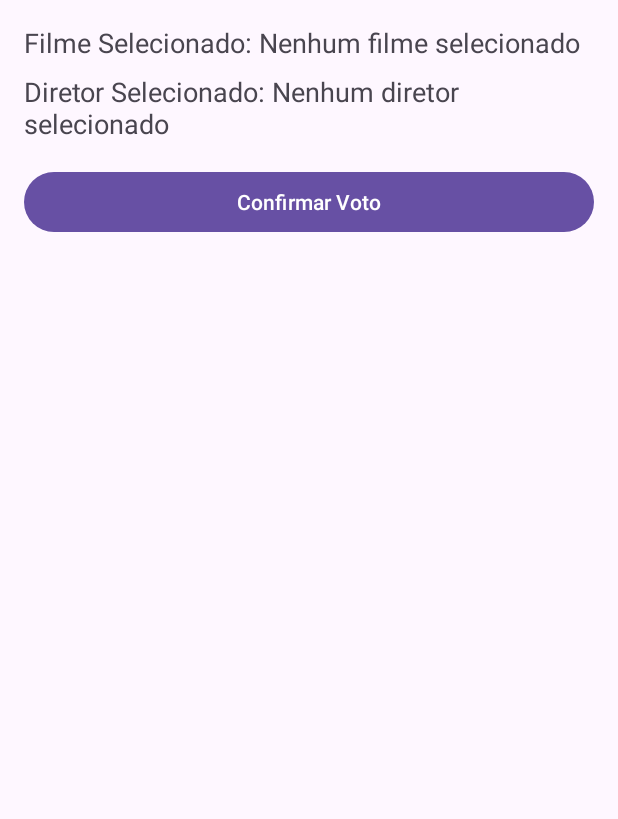
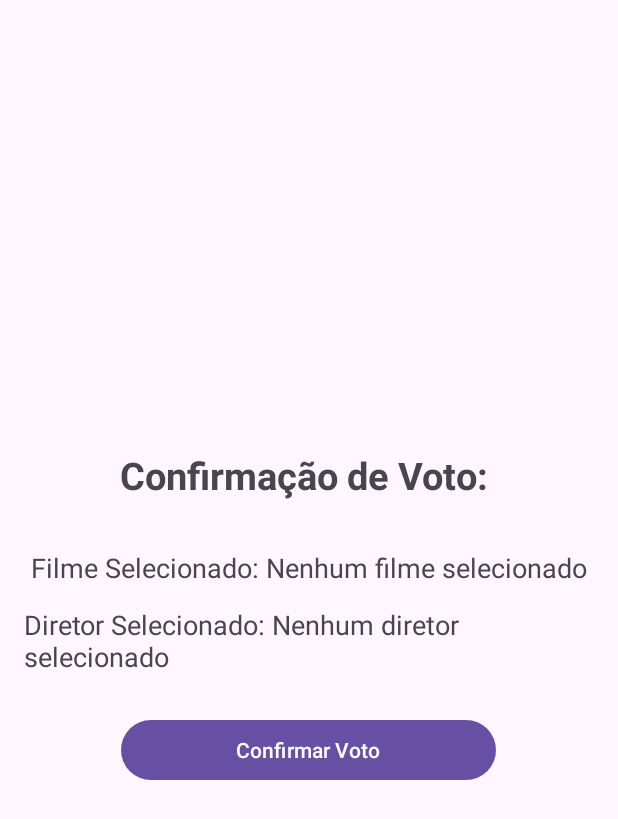
Before and after one commit to RafaelNakamura/oscarApp, an Android app built with Jetpack Compose: the ConfirmVoteActivity screen opened directly, with no data from a screen before it, on a phone screen of 412 x 824 dp. Shown: the top 819 px of the screen. Run offline under Robolectric (Android 15) with nearby library versions, the phone set to English and light mode, and no system bars.

Commit message:
linear-layout-componentes

```diff
--- a/app/src/main/res/layout/activity_confirm_vote.xml
+++ b/app/src/main/res/layout/activity_confirm_vote.xml
@@ -2,27 +2,40 @@
     android:layout_width="match_parent"
     android:layout_height="match_parent"
     android:orientation="vertical"
+    android:gravity="center"
     android:padding="16dp">
 
     <TextView
+        android:layout_width="wrap_content"
+        android:layout_height="wrap_content"
+        android:text="Confirmação de Voto: "
+        android:textSize="25sp"
+        android:textStyle="bold"
+        android:layout_marginBottom="16dp"
+        />
+
+    <TextView
         android:id="@+id/tvSelectedMovie"
-        android:layout_width="match_parent"
+        android:layout_width="wrap_content"
         android:layout_height="wrap_content"
         android:text="Filme Selecionado: "
+        android:layout_marginTop="16dp"
         android:textSize="18sp"
         android:layout_marginBottom="8dp" />
 
     <TextView
         android:id="@+id/tvSelectedDirector"
-        android:layout_width="match_parent"
+        android:layout_width="wrap_content"
         android:layout_height="wrap_content"
+        android:layout_marginTop="5dp"
         android:text="Diretor Selecionado: "
         android:textSize="18sp"
         android:layout_marginBottom="16dp" />
 
     <Button
         android:id="@+id/btnConfirmVote"
-        android:layout_width="match_parent"
+        android:layout_width="250dp"
+        android:layout_marginTop="10dp"
         android:layout_height="wrap_content"
         android:text="Confirmar Voto" />
 </LinearLayout>
```
